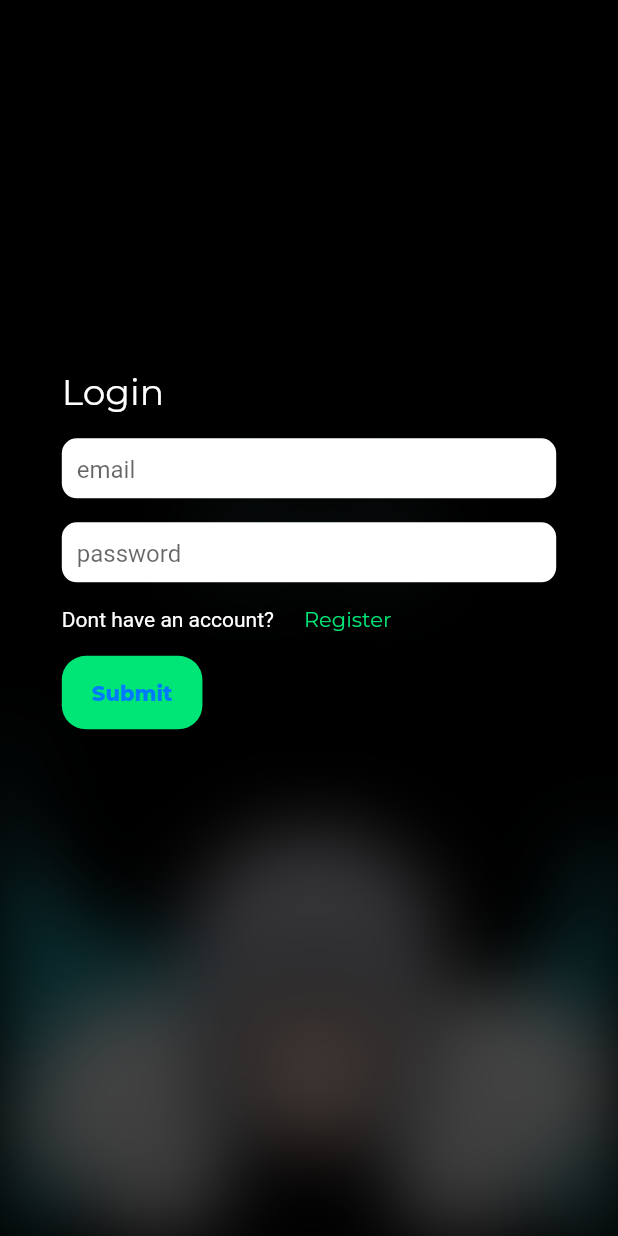
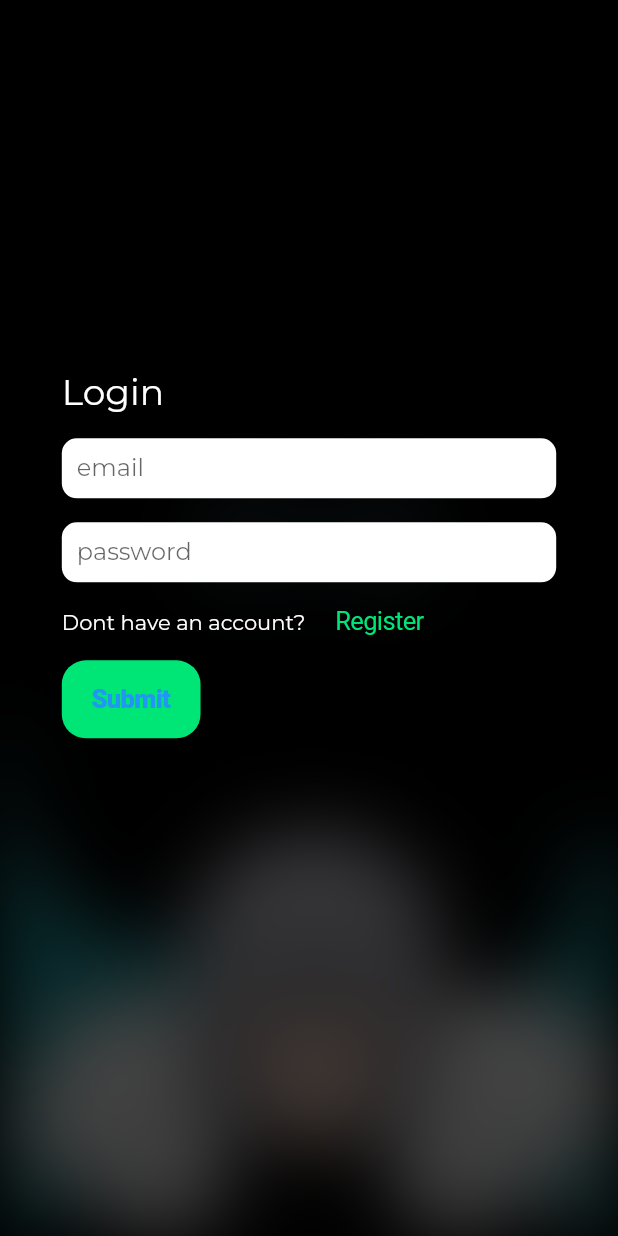
Before and after one commit to siddharth-2001/ani_watch, a Flutter app: the screen it shows after launch, on a phone screen of 412 x 824 dp. Run offline on Flutter 3.47's test engine with Material 2 defaults, Android fonts, the phone set to English and light mode, and no system bars; our stand-ins replace auto_size_text, dismissible_page, figma_squircle, glassmorphism_ui, google_fonts, page_transition and 2 more; missing offline and left inert: duration, media_kit, media_kit_video.

Commit message:
desktop optimizations

```diff
--- a/lib/main.dart
+++ b/lib/main.dart
@@ -59,30 +59,8 @@ class App extends StatelessWidget {
     const transitionType = PageTransitionType.fade;
     final appSettings = Provider.of<AppSettings>(context);
 
-    return CupertinoApp(
-      localizationsDelegates: const [
-        DefaultMaterialLocalizations.delegate,
-        DefaultCupertinoLocalizations.delegate,
-        DefaultWidgetsLocalizations.delegate,
-      ],
-      theme: CupertinoThemeData(
-          textTheme: CupertinoTextThemeData(
-
-              actionTextStyle: GoogleFonts.montserrat(),
-              textStyle: GoogleFonts.montserrat(),
-              navLargeTitleTextStyle: const CupertinoTextThemeData()
-                  .navLargeTitleTextStyle
-                  .copyWith(
-                      fontFamily: GoogleFonts.montserrat().fontFamily,
-                      fontSize: 24),
-              navTitleTextStyle: const CupertinoTextThemeData()
-                  .navTitleTextStyle
-                  .copyWith(
-                      fontFamily: GoogleFonts.montserrat().fontFamily,
-                      fontSize: 16)
-                      ),
-          barBackgroundColor:
-              Colors.grey.shade900.withOpacity(appSettings.blurOverlayOpacity)),
+    return MaterialApp(
+      theme: ThemeData(textTheme: GoogleFonts.montserratTextTheme()),
       home: const AuthScreen(),
       onGenerateRoute: (settings) {
         switch (settings.name) {
--- a/lib/screens/show_detail_screen.dart
+++ b/lib/screens/show_detail_screen.dart
@@ -30,10 +30,10 @@ class ShowDetailScreen extends StatelessWidget {
 
       },
       reverseDuration: appSettings.reverseDuration,
-      child: CupertinoPageScaffold(
+      child: Scaffold(
           backgroundColor: Colors.black,
           resizeToAvoidBottomInset: false,
-          child: SingleChildScrollView(
+          body: SingleChildScrollView(
             physics: const BouncingScrollPhysics(),
             child: ShowDetailUi(
               id: id,
--- a/lib/screens/watch_episode_screen.dart
+++ b/lib/screens/watch_episode_screen.dart
@@ -31,11 +31,11 @@ class WatchEpisodeScreen extends StatelessWidget {
 
       },
       reverseDuration: const Duration(milliseconds: 500),
-      child: CupertinoPageScaffold(
+      child: Scaffold(
 
           backgroundColor: Colors.black,
           resizeToAvoidBottomInset: false,
-          child:
+          body:
            SingleChildScrollView(
                 child: SizedBox(
                     height: size.height,
```
Also changed, not shown: lib/screens/favourite_screen.dart (+9 -4 lines), lib/screens/home_screen.dart (+8 -6 lines), lib/screens/search_screen.dart (+16 -6 lines), lib/screens/settings_screen.dart (+8 -4 lines), lib/ui/trending_anime_list.dart (+8 -7 lines), lib/ui/watch_episode_ui.dart (+67 -80 lines), lib/widgets/current_watch_panel.dart (+18 -13 lines), lib/widgets/glass_recent_episode_panel.dart (+20 -15 lines), lib/widgets/glass_show_panel.dart (+22 -26 lines).
